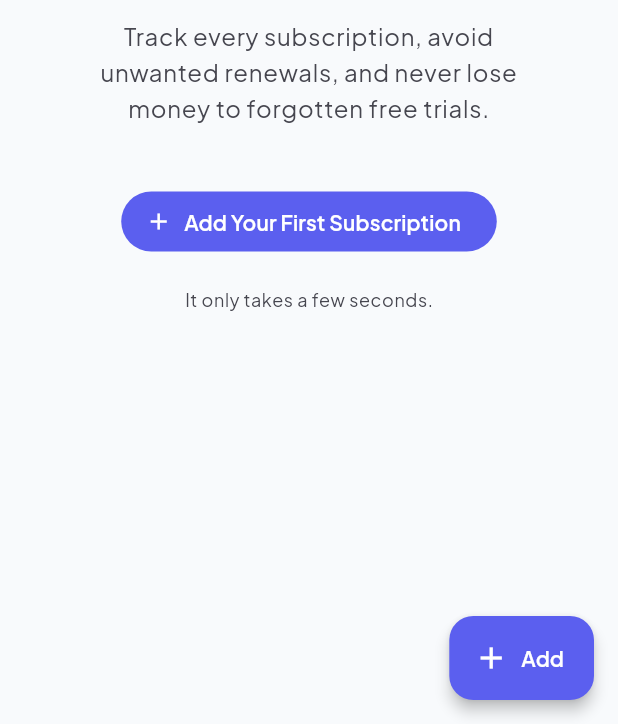
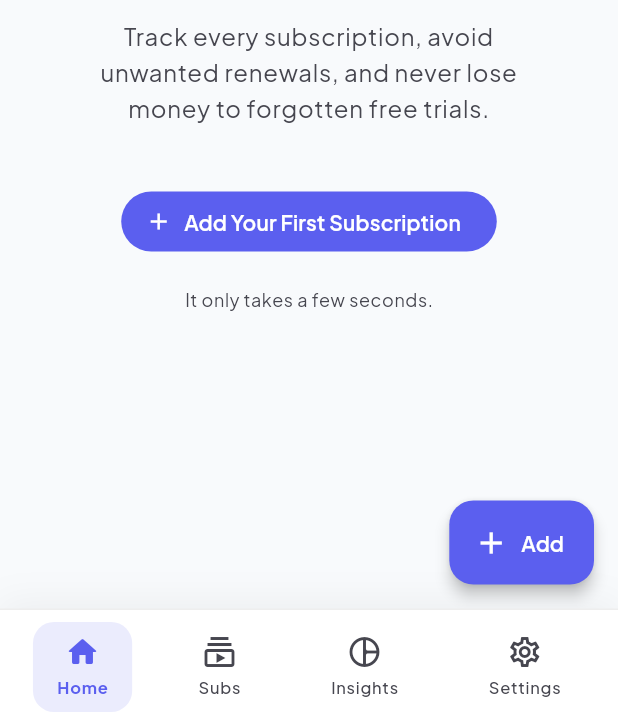
Before and after one commit to Destiny-Ed/Substrack-New, a Flutter app: the DashboardScreen screen opened by its route, on a phone screen of 412 x 824 dp, the part 512-1236 px from its top. Run offline on Flutter 3.47's test engine with Material 3 defaults, Android fonts, the phone set to English and light mode, and no system bars; our stand-ins replace get_it, go_router, google_fonts, isar_community, package_info_plus, shared_preferences and 2 more; accounts and stored records are empty; generated files the repository leaves out were written again.

Commit message:
feat: add ShellRoute with bottom navigation for main tabs

```diff
--- a/lib/core/navigation/app_router.dart
+++ b/lib/core/navigation/app_router.dart
@@ -3,25 +3,56 @@ import 'package:subtrack/features/dashboard/presentations/dashboard_screen.dart'
 import 'package:subtrack/features/onboarding/presentation/onboarding_screen.dart';
 import 'package:subtrack/features/onboarding/presentation/splash_screen.dart';
 import 'package:subtrack/features/settings/presentation/settings_screen.dart';
+import 'package:subtrack/features/shell/main_shell.dart';
 import 'package:subtrack/features/subscriptions/presentations/add_subscription.dart';
 import 'package:subtrack/features/subscriptions/presentations/subscriptions_details_screen.dart';
 import 'package:subtrack/features/subscriptions/presentations/subscriptions_screen.dart';
+import 'package:subtrack/features/summary/presentation/summary_screen.dart';
 import 'app_routes.dart';
 
 final appRouter = GoRouter(
   initialLocation: AppRoutes.splash,
   routes: [
+    // Auth / Onboarding flows (no bottom nav)
     GoRoute(path: AppRoutes.splash, builder: (_, __) => const SplashScreen()),
     GoRoute(path: AppRoutes.onboarding, builder: (_, __) => const OnboardingScreen()),
     GoRoute(path: AppRoutes.addSubscription, builder: (_, __) => const AddSubscriptionScreen()),
-    GoRoute(path: AppRoutes.dashboard, builder: (_, __) => const DashboardScreen()),
-    GoRoute(path: AppRoutes.subscriptions, builder: (_, __) => const SubscriptionsScreen()),
     GoRoute(
       path: AppRoutes.subscriptionDetails,
       builder: (_, param) => SubscriptionDetailsScreen(
         subscriptionId: param.extra as String,
       ),
     ),
-    GoRoute(path: AppRoutes.settings, builder: (_, __) => const SettingsScreen()),
+
+    // Main app shell with bottom navigation
+    ShellRoute(
+      builder: (context, state, child) => MainShell(child: child),
+      routes: [
+        GoRoute(
+          path: AppRoutes.dashboard,
+          pageBuilder: (context, state) => const NoTransitionPage(
+            child: DashboardScreen(),
+          ),
+        ),
+        GoRoute(
+          path: AppRoutes.subscriptions,
+          pageBuilder: (context, state) => const NoTransitionPage(
+            child: SubscriptionsScreen(),
+          ),
+        ),
+        GoRoute(
+          path: AppRoutes.summary,
+          pageBuilder: (context, state) => const NoTransitionPage(
+            child: SummaryScreen(),
+          ),
+        ),
+        GoRoute(
+          path: AppRoutes.settings,
+          pageBuilder: (context, state) => const NoTransitionPage(
+            child: SettingsScreen(),
+          ),
+        ),
+      ],
+    ),
   ],
 );
```
